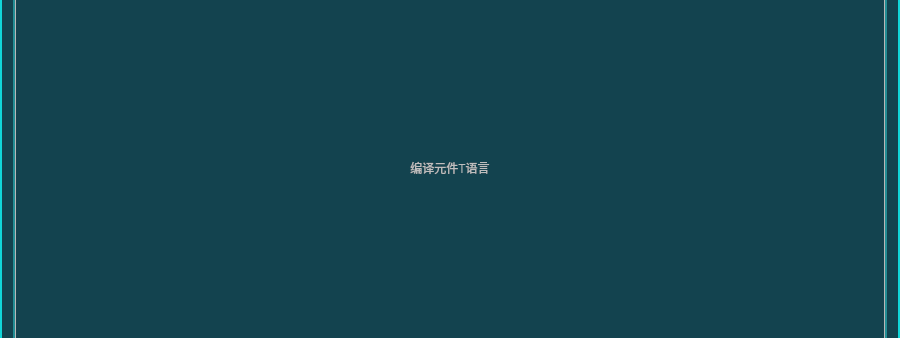
Above: dialogUnitAttr.ui from lushisong/T-Designer before the change; both pictures show x 0 to 900 and y 202 to 540 of the 900 by 720 pixel window. Below: the same form after it.
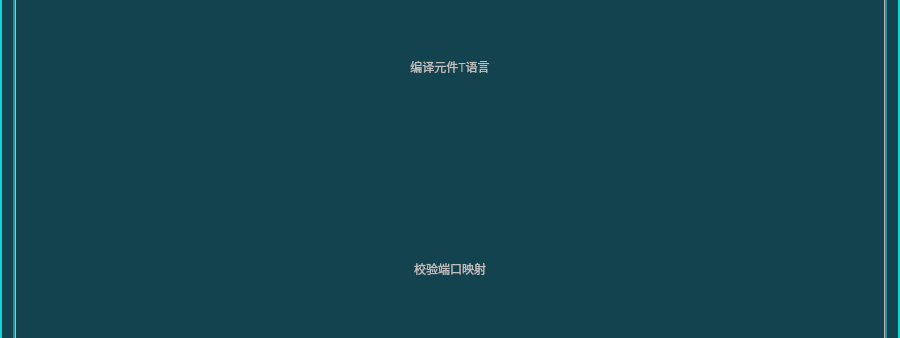
That is the form after the change. The open tabs and pages were chosen to show the change. Icons and pictures are not drawn. Custom widgets are drawn as their Qt base class.

Diff of the .ui file:
```diff
--- a/dialogUnitAttr.ui
+++ b/dialogUnitAttr.ui
@@ -1151,6 +1151,13 @@
             </property>
            </widget>
           </item>
+          <item row="3" column="0">
+           <widget class="QPushButton" name="BtnValidateTModel">
+            <property name="text">
+             <string>校验端口映射</string>
+            </property>
+           </widget>
+          </item>
          </layout>
         </widget>
        </item>
```
